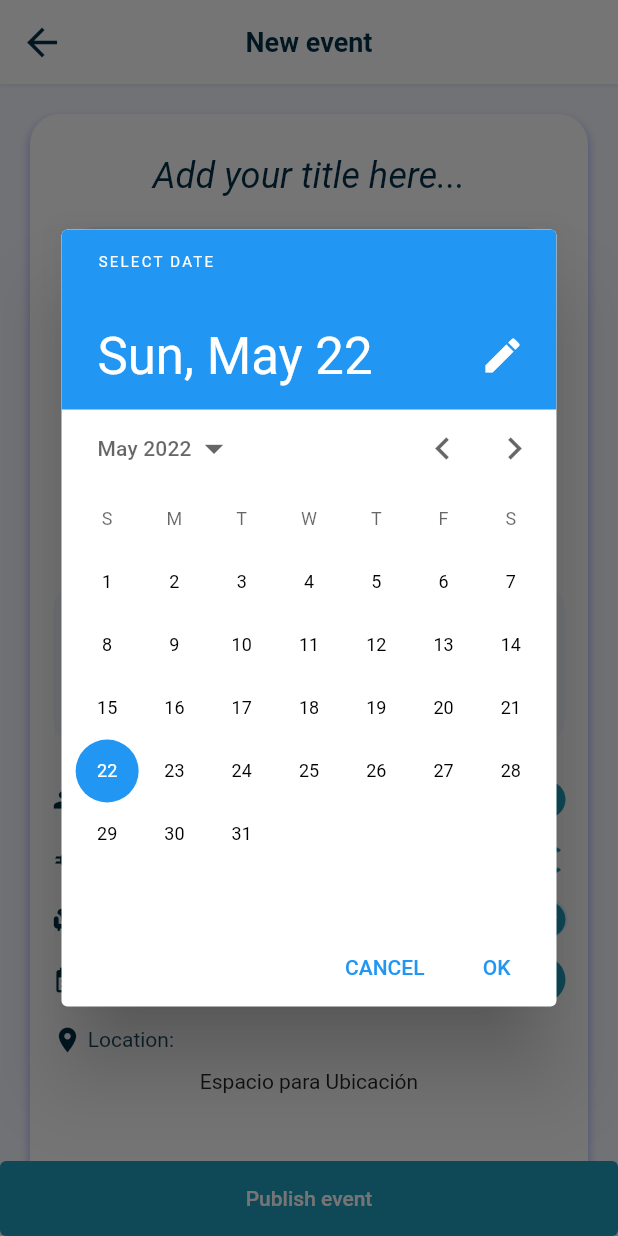
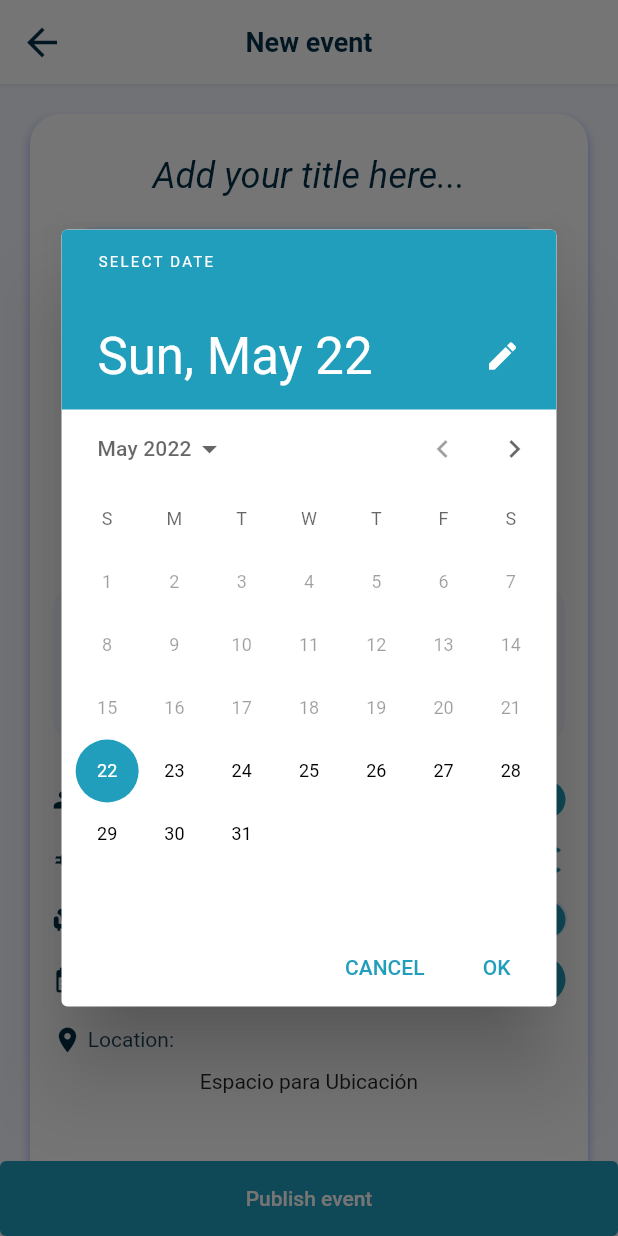
Before and after one commit to tedyted26/Schange, a Flutter app: the screen it shows after launch, after a tap on "Pick a date", on a phone screen of 412 x 824 dp. Run offline on Flutter 3.47's test engine with Material 2 defaults, Android fonts, the phone set to English and light mode, and no system bars; Roboto replaces fonts that are missing (SFUIText); project files that could hold a hidden picture were left out.

Commit message:
calendario personalizado

```diff
--- a/lib/NewEvent.dart
+++ b/lib/NewEvent.dart
@@ -348,11 +348,21 @@ class _NewEvent extends State<NewEvent> {
                                 ),
                                 onPressed: () {
                                   showDatePicker(
-                                    context: context,
-                                    initialDate: date,
-                                    firstDate: DateTime(2022),
-                                    lastDate: DateTime(2122),
-                                  ).then((newDate) {
+                                      context: context,
+                                      initialDate: date,
+                                      firstDate: DateTime.now(),
+                                      lastDate: DateTime(2122),
+                                      builder: (context, child) {
+                                        return Theme(
+                                            data: ThemeData().copyWith(
+                                              colorScheme:
+                                                  ColorScheme.highContrastLight(
+                                                primary: Theme.of(context)
+                                                    .focusColor,
+                                              ),
+                                            ),
+                                            child: child!);
+                                      }).then((newDate) {
                                     setState(() {
                                       date = newDate!;
                                     });
@@ -394,6 +404,7 @@ class _NewEvent extends State<NewEvent> {
                 print("money " + _moneyController.text);
                 print("cat $category");
                 print("date " + formatString(date));
+                //TODO LOCATION
               },
               child: const Text(
                 "Publish event",
```
